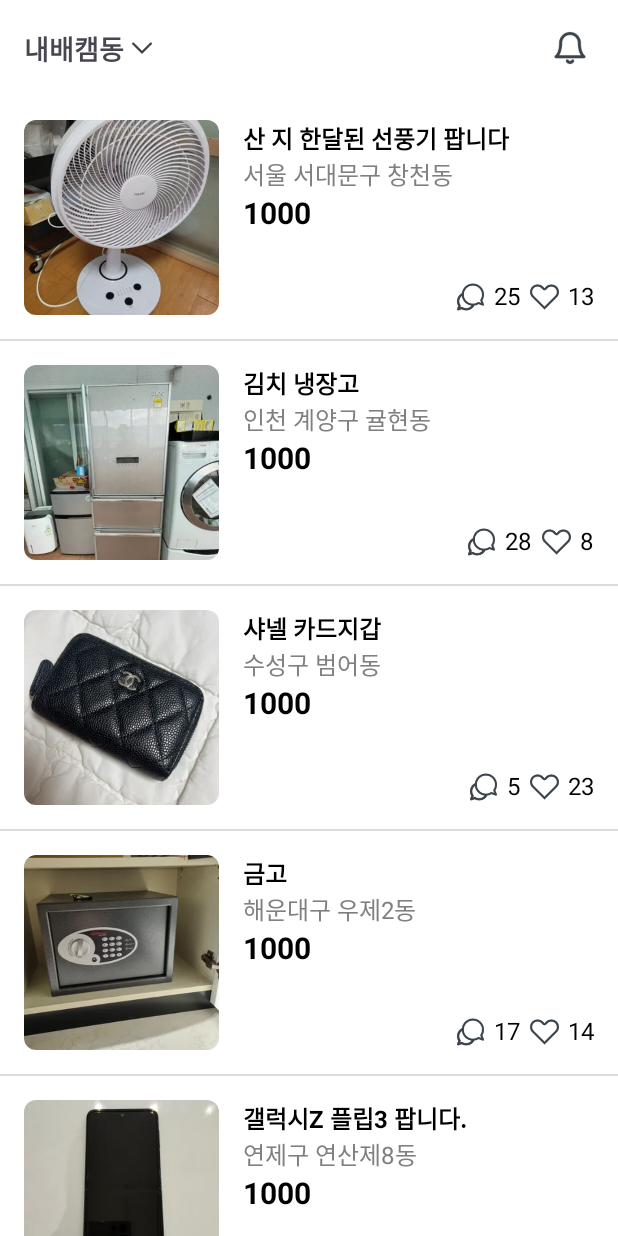
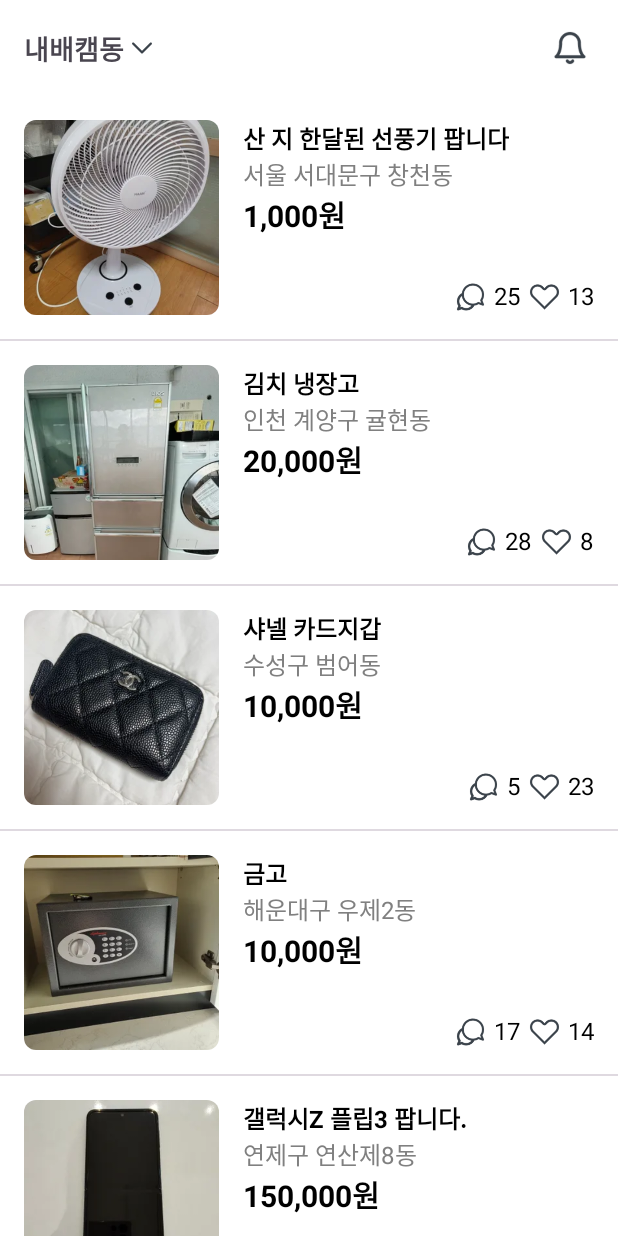
Before and after one commit to kkevi/android_7week_kkeviMarket, an Android app: the screen it shows after launch (MainActivity), on a phone screen of 412 x 824 dp. Run offline under Robolectric (Android 15) with nearby library versions, the phone set to English and light mode, and no system bars.

Commit message:
수정 : FakeData 가격 수정 및 천 단위 콤마 넣기 완료

```diff
--- a/app/src/main/java/com/example/kkevi_market/FakeData.kt
+++ b/app/src/main/java/com/example/kkevi_market/FakeData.kt
@@ -1,7 +1,4 @@
 package com.example.kkevi_market
-
-import android.util.Log
-
 
 class FakeData{
     // Singleton 생성 (쓰레드 세이프형?)
@@ -30,15 +27,15 @@ class FakeData{
     fun fakeDataList(): List<MainListViewItemData> {
         return listOf(
             MainListViewItemData(1, User(1, "대현동", "서울 서대문구 창천동"), R.drawable.sample1, "산 지 한달된 선풍기 팝니다", "이사 가서 필요가 없어졌어요. 급하게 내놓습니다.", 1000, 13, 25),
-            MainListViewItemData(2, User(1, "안마담", "인천 계양구 귤현동"), R.drawable.sample2, "김치 냉장고", "이사로 인해 내놔요.", 1000, 8, 28),
-            MainListViewItemData(3, User(1, "코코유", "수성구 범어동"), R.drawable.sample3, "샤넬 카드지갑", "고퀄 지갑이구요.\\n사용감이 있어서 싸게 내어둡니다.", 1000, 23, 5),
-            MainListViewItemData(4, User(1, "Nicole", "해운대구 우제2동"), R.drawable.sample4, "금고", "금고\\n떼서 가져 가야 함\\n대우 월드 마크 센텀\\n미국 이주 관계로 싸게 팝니다.", 1000, 14, 17),
-            MainListViewItemData(5, User(1, "절명", "연제구 연산제8동"), R.drawable.sample5, "갤럭시Z 플립3 팝니다.", "갤럭시 Z플립3 그린 팝니다.\\n항시 케이스 씌워서 썻고 필름 한 장 챙겨 드립니다.\\n화면에 살짝 스크래치 난 거 말고 크게 이상은 없습니다!", 1000, 22, 9),
-            MainListViewItemData(6, User(1, "미니멀하게", "수원시 영통구 원천동"), R.drawable.sample6, "프라다 복조리 백", "까임 오염 없고 상태 깨끗합니다\\n정품여부모름", 1000, 25, 16),
-            MainListViewItemData(7, User(1, "굿리치", "남구 옥동"), R.drawable.sample7, "울산 동해오션뷰 60평 복층 펜트하우스 1일 숙박권 펜션 힐링 숙소 별장", "울산 동해바다뷰 60평 복층 펜트하우스 1일 숙박권\\n(에어컨이 없기에 낮은 가격으로 변경했으며 8월 초 가장 더운날 다녀가신 분 경우 시원했다고 잘 지내다 가셨습니다)\\n1. 인원: 6명 기준입니다. 1인 10,000원 추가요금\\n2. 장소: 북구 블루마시티, 32-33층\\n3. 취사도구, 침구류, 세면도구, 드라이기 2개, 선풍기 4대 구비\\n4. 예약방법: 예약금 50,000원 하시면 저희는 명함을 드리며 입실 오전 잔금 입금하시면 저희는 동.호수를 알려드리며 고객님은 예약자분 신분증 앞면 주민번호 뒷자리 가리시거나 지우시고 문자로 보내주시면 저희는 카드키를 우편함에 놓아 둡니다.\\n5. 33층 옥상 야외 테라스 있음, 가스버너 있음\\n6. 고기 굽기 가능\\n7. 입실 오후 3시, 오전 11시 퇴실, 정리, 정돈 , 밸브 잠금 부탁드립니다.\\n8. 층간소음 주의 부탁드립니다.\\n9. 방3개, 화장실3개, 비데 3개\\n10. 저희 집안이 쓰는 별장입니다.", 1000, 142, 54),
-            MainListViewItemData(8, User(1, "난쉽", "동래구 온천제2동"), R.drawable.sample8, "샤넬 탑핸들 가방", "울산 동해바다뷰 60평 복층 펜트하우스 1일 숙박권\\n(에어컨이 없기에 낮은 가격으로 변경했으며 8월 초 가장 더운날 다녀가신 분 경우 시원했다고 잘 지내다 가셨습니다)\\n1. 인원: 6명 기준입니다. 1인 10,000원 추가요금\\n2. 장소: 북구 블루마시티, 32-33층\\n3. 취사도구, 침구류, 세면도구, 드라이기 2개, 선풍기 4대 구비\\n4. 예약방법: 예약금 50,000원 하시면 저희는 명함을 드리며 입실 오전 잔금 입금하시면 저희는 동.호수를 알려드리며 고객님은 예약자분 신분증 앞면 주민번호 뒷자리 가리시거나 지우시고 문자로 보내주시면 저희는 카드키를 우편함에 놓아 둡니다.\\n5. 33층 옥상 야외 테라스 있음, 가스버너 있음\\n6. 고기 굽기 가능\\n7. 입실 오후 3시, 오전 11시 퇴실, 정리, 정돈 , 밸브 잠금 부탁드립니다.\\n8. 층간소음 주의 부탁드립니다.\\n9. 방3개, 화장실3개, 비데 3개\\n10. 저희 집안이 쓰는 별장입니다.", 1000, 31, 7),
-            MainListViewItemData(9, User(1, "알뜰한", "원주시 명륜2동"), R.drawable.sample9, "4행정 엔진 분무기 판매 합니다..", "3년전에 사서 한번 사용 하고 그대로 둔 상태입니다. 요즘 사용은 안 해봤습니다. 그래서 저렴하게 내놓습니다. 중고라 반품은 어렵습니다.\\n", 1000, 7, 28),
-            MainListViewItemData(10, User(1, "똑태현", "중구 동화동"), R.drawable.sample10, "셀린느 버킷 가방", "22년 신세계 대전 구매 입니당\\n + \"셀린느 버킷백\\n\" + \"구매해서 몇 번 사용 했어요\\n\" + \"까짐 스크래치 없습니다.\\n\" + \"타지역에서 보내는거라 택배로 진행합니당!\"", 1000, 40, 6),
+            MainListViewItemData(2, User(1, "안마담", "인천 계양구 귤현동"), R.drawable.sample2, "김치 냉장고", "이사로 인해 내놔요.", 20000, 8, 28),
+            MainListViewItemData(3, User(1, "코코유", "수성구 범어동"), R.drawable.sample3, "샤넬 카드지갑", "고퀄 지갑이구요.\\n사용감이 있어서 싸게 내어둡니다.", 10000, 23, 5),
+            MainListViewItemData(4, User(1, "Nicole", "해운대구 우제2동"), R.drawable.sample4, "금고", "금고\\n떼서 가져 가야 함\\n대우 월드 마크 센텀\\n미국 이주 관계로 싸게 팝니다.", 10000, 14, 17),
+            MainListViewItemData(5, User(1, "절명", "연제구 연산제8동"), R.drawable.sample5, "갤럭시Z 플립3 팝니다.", "갤럭시 Z플립3 그린 팝니다.\\n항시 케이스 씌워서 썻고 필름 한 장 챙겨 드립니다.\\n화면에 살짝 스크래치 난 거 말고 크게 이상은 없습니다!", 150000, 22, 9),
+            MainListViewItemData(6, User(1, "미니멀하게", "수원시 영통구 원천동"), R.drawable.sample6, "프라다 복조리 백", "까임 오염 없고 상태 깨끗합니다\\n정품여부모름", 50000, 25, 16),
+            MainListViewItemData(7, User(1, "굿리치", "남구 옥동"), R.drawable.sample7, "울산 동해오션뷰 60평 복층 펜트하우스 1일 숙박권 펜션 힐링 숙소 별장", "울산 동해바다뷰 60평 복층 펜트하우스 1일 숙박권\\n(에어컨이 없기에 낮은 가격으로 변경했으며 8월 초 가장 더운날 다녀가신 분 경우 시원했다고 잘 지내다 가셨습니다)\\n1. 인원: 6명 기준입니다. 1인 10,000원 추가요금\\n2. 장소: 북구 블루마시티, 32-33층\\n3. 취사도구, 침구류, 세면도구, 드라이기 2개, 선풍기 4대 구비\\n4. 예약방법: 예약금 50,000원 하시면 저희는 명함을 드리며 입실 오전 잔금 입금하시면 저희는 동.호수를 알려드리며 고객님은 예약자분 신분증 앞면 주민번호 뒷자리 가리시거나 지우시고 문자로 보내주시면 저희는 카드키를 우편함에 놓아 둡니다.\\n5. 33층 옥상 야외 테라스 있음, 가스버너 있음\\n6. 고기 굽기 가능\\n7. 입실 오후 3시, 오전 11시 퇴실, 정리, 정돈 , 밸브 잠금 부탁드립니다.\\n8. 층간소음 주의 부탁드립니다.\\n9. 방3개, 화장실3개, 비데 3개\\n10. 저희 집안이 쓰는 별장입니다.", 150000, 142, 54),
+            MainListViewItemData(8, User(1, "난쉽", "동래구 온천제2동"), R.drawable.sample8, "샤넬 탑핸들 가방", "울산 동해바다뷰 60평 복층 펜트하우스 1일 숙박권\\n(에어컨이 없기에 낮은 가격으로 변경했으며 8월 초 가장 더운날 다녀가신 분 경우 시원했다고 잘 지내다 가셨습니다)\\n1. 인원: 6명 기준입니다. 1인 10,000원 추가요금\\n2. 장소: 북구 블루마시티, 32-33층\\n3. 취사도구, 침구류, 세면도구, 드라이기 2개, 선풍기 4대 구비\\n4. 예약방법: 예약금 50,000원 하시면 저희는 명함을 드리며 입실 오전 잔금 입금하시면 저희는 동.호수를 알려드리며 고객님은 예약자분 신분증 앞면 주민번호 뒷자리 가리시거나 지우시고 문자로 보내주시면 저희는 카드키를 우편함에 놓아 둡니다.\\n5. 33층 옥상 야외 테라스 있음, 가스버너 있음\\n6. 고기 굽기 가능\\n7. 입실 오후 3시, 오전 11시 퇴실, 정리, 정돈 , 밸브 잠금 부탁드립니다.\\n8. 층간소음 주의 부탁드립니다.\\n9. 방3개, 화장실3개, 비데 3개\\n10. 저희 집안이 쓰는 별장입니다.", 180000, 31, 7),
+            MainListViewItemData(9, User(1, "알뜰한", "원주시 명륜2동"), R.drawable.sample9, "4행정 엔진 분무기 판매 합니다..", "3년전에 사서 한번 사용 하고 그대로 둔 상태입니다. 요즘 사용은 안 해봤습니다. 그래서 저렴하게 내놓습니다. 중고라 반품은 어렵습니다.\\n", 30000, 7, 28),
+            MainListViewItemData(10, User(1, "똑태현", "중구 동화동"), R.drawable.sample10, "셀린느 버킷 가방", "22년 신세계 대전 구매 입니당\\n + \"셀린느 버킷백\\n\" + \"구매해서 몇 번 사용 했어요\\n\" + \"까짐 스크래치 없습니다.\\n\" + \"타지역에서 보내는거라 택배로 진행합니당!\"", 190000, 40, 6),
         )
     }
 }
--- a/app/src/main/java/com/example/kkevi_market/MainActivity.kt
+++ b/app/src/main/java/com/example/kkevi_market/MainActivity.kt
@@ -11,7 +11,6 @@ import com.example.kkevi_market.databinding.ActivityMainBinding
 
 class MainActivity : AppCompatActivity() {
     private val binding by lazy { ActivityMainBinding.inflate(layoutInflater) }
-
 
     override fun onCreate(savedInstanceState: Bundle?) {
         super.onCreate(savedInstanceState)
--- a/app/src/main/java/com/example/kkevi_market/MainAdaptor.kt
+++ b/app/src/main/java/com/example/kkevi_market/MainAdaptor.kt
@@ -1,5 +1,6 @@
 package com.example.kkevi_market
 
+import android.icu.text.DecimalFormat
 import android.view.LayoutInflater
 import android.view.View
 import android.view.ViewGroup
@@ -21,13 +22,15 @@ class MainAdaptor(private val mItems: List<MainListViewItemData>) :
     }
 
     override fun onBindViewHolder(holder: MainAdaptor.Holder, position: Int) {
+        val dec = DecimalFormat("#,###원")
+
         holder.itemView.setOnClickListener {
             itemClick?.onClick(it, position)
         }
         holder.image.setImageResource(mItems[position].imageSrc)
         holder.title.text = mItems[position].title
         holder.location.text = mItems[position].user.location
-        holder.price.text = mItems[position].price.toString()
+        holder.price.text = dec.format(mItems[position].price)
         holder.comments.text = mItems[position].comments.toString()
         holder.likes.text = mItems[position].likes.toString()
     }
```
